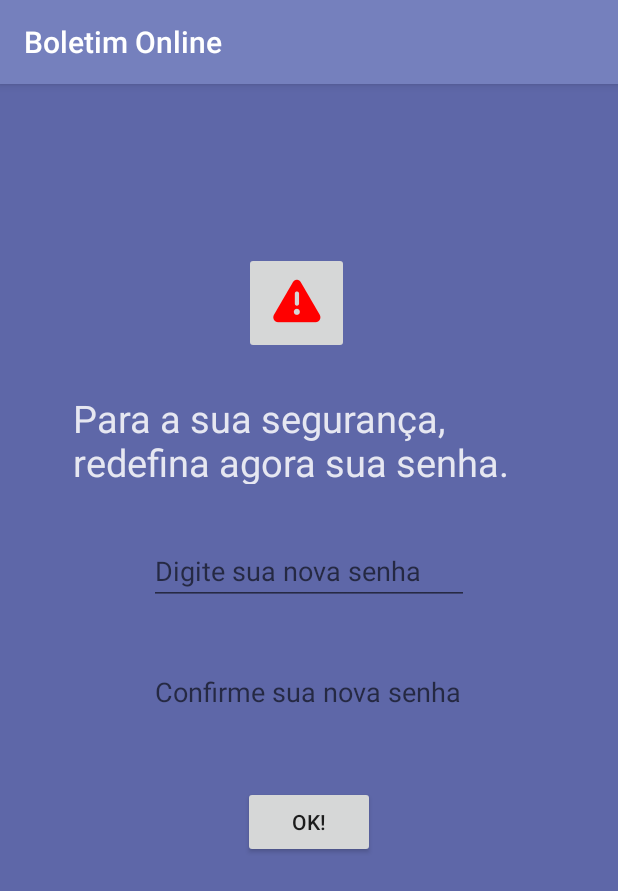
After one commit to Thalitoviskis/RepositorioRemotoBO, an Android app: the RedefinirSenhaTempActivity screen opened directly, with no data from a screen before it, on a phone screen of 412 x 824 dp. The commit adds this screen. Shown: the top 891 px of the screen. Run offline under Robolectric (Android 15) with nearby library versions, the phone set to English and light mode, and no system bars.

Commit message:
Adicionando Activity de redefinição de senha temporária

```diff
--- a/AndroidBoletimOnline/app/src/main/AndroidManifest.xml
+++ b/AndroidBoletimOnline/app/src/main/AndroidManifest.xml
@@ -9,21 +9,24 @@
         android:roundIcon="@mipmap/ic_launcher_round"
         android:supportsRtl="true"
         android:theme="@style/AppTheme">
+
+        <activity android:name=".RedefinirSenhaTempActivity">
+
+        </activity>
         <activity
             android:name=".ProfessorActivity"
             android:label="@string/title_activity_professor"
-            android:theme="@style/AppTheme.NoActionBar"></activity>
+            android:theme="@style/AppTheme.NoActionBar" />
         <activity
             android:name=".AlunoActivity"
             android:label="@string/title_activity_tela_principal"
             android:theme="@style/AppTheme.NoActionBar" />
-
-        <activity android:name=".MainActivity"
-            android:theme="@style/Theme.AppCompat.NoActionBar"/>
-
-        <activity android:name=".TelaRedefinirSenha"
-            android:theme="@style/Theme.AppCompat.NoActionBar"/>
-
+        <activity
+            android:name=".MainActivity"
+            android:theme="@style/Theme.AppCompat.NoActionBar" />
+        <activity
+            android:name=".TelaRedefinirSenha"
+            android:theme="@style/Theme.AppCompat.NoActionBar" />
         <activity android:name=".Splash">
             <intent-filter>
                 <action android:name="android.intent.action.MAIN" />
--- a/AndroidBoletimOnline/app/src/main/java/com/example/AndroidBoletimOnline/MainActivity.java
+++ b/AndroidBoletimOnline/app/src/main/java/com/example/AndroidBoletimOnline/MainActivity.java
@@ -3,7 +3,9 @@ package com.example.AndroidBoletimOnline;
 import androidx.annotation.RequiresApi;
 import androidx.appcompat.app.AppCompatActivity;
 
+import android.content.Context;
 import android.content.Intent;
+import android.content.SharedPreferences;
 import android.content.pm.ActivityInfo;
 import android.os.Build;
 import android.os.Bundle;
@@ -17,6 +19,8 @@ import android.widget.TextView;
 import com.example.AndroidBoletimOnline.databinding.ActivityMainBinding;
 
 public class MainActivity extends AppCompatActivity {
+
+
 
     EditText User, Pwd;
     Button btnLogin;
@@ -67,7 +71,7 @@ public class MainActivity extends AppCompatActivity {
                         startActivity(intent);
 
                     } else if (binding.rbProfessor.isChecked()) {
-                         Intent intent = new Intent(getApplicationContext(), ProfessorActivity.class);
+                        Intent intent = new Intent(getApplicationContext(),RedefinirSenhaTempActivity.class);
                         startActivity(intent);
                     }
                 }
@@ -83,16 +87,16 @@ public class MainActivity extends AppCompatActivity {
             btnRedefinirSenha.setOnClickListener(new View.OnClickListener() {
                 @Override
                 public void onClick(View v) {
-                Intent intent = new Intent(getApplicationContext(),TelaRedefinirSenha.class);
-                startActivity( intent );
+                    Intent intent = new Intent(getApplicationContext(), TelaRedefinirSenha.class);
+                    startActivity(intent);
                 }
             });
 
+
         }
         @Override
-    protected void onDestroy() {
+        protected void onDestroy () {
             super.onDestroy();
             binding = null;
         }
-
     }
--- /dev/null
+++ b/AndroidBoletimOnline/app/src/main/java/com/example/AndroidBoletimOnline/RedefinirSenhaTempActivity.java
@@ -0,0 +1,69 @@
+package com.example.AndroidBoletimOnline;
+
+import androidx.appcompat.app.AppCompatActivity;
+
+import android.content.Context;
+import android.content.Intent;
+import android.content.SharedPreferences;
+import android.os.Bundle;
+import android.view.View;
+import android.widget.Button;
+import android.widget.EditText;
+import android.widget.TextView;
+
+public class RedefinirSenhaTempActivity extends AppCompatActivity {
+
+   /* SharedPreferences sharedpreferences;
+    boolean splashScreen;
+
+    */
+
+    TextView tvTextoRS;
+    EditText edtConfirSenhaTemp, edtSenhaTemp;
+    Button btnOk;
+
+    @Override
+    protected void onCreate(Bundle savedInstanceState) {
+        super.onCreate(savedInstanceState);
+        setContentView(R.layout.activity_redefinir_senha_temp);
+
+        tvTextoRS = findViewById(R.id.tvTextoRS);
+        edtSenhaTemp = findViewById(R.id.edtSenhaTemp);
+        edtConfirSenhaTemp = findViewById(R.id.edtConfirSenhaTmp);
+        btnOk = findViewById(R.id.btnOk);
+
+        /*sharedpreferences = getSharedPreferences("MyPrefs", Context.MODE_PRIVATE);
+        splashScreen = sharedpreferences.getBoolean("splashScreen", false);
+        if (splashScreen == true) {
+            Intent mainIntent = new Intent(getApplicationContext(), ProfessorActivity.class);
+            startActivity(mainIntent);
+        } else {
+            setContentView(R.layout.activity_redefinir_senha_temp);
+        }
+
+         */
+
+        btnOk.setOnClickListener(new View.OnClickListener() {
+            @Override
+            public void onClick(View view) {
+
+                String senhaT = edtSenhaTemp.getText().toString();
+                String confirS = edtConfirSenhaTemp.getText().toString();
+
+                if (senhaT.isEmpty() || confirS.isEmpty()) {//Verificar se estão vazios
+                    UsarMetodos.alert("Não deixe em branco.",
+                            getApplicationContext());
+                    edtSenhaTemp.setText("");
+                    edtConfirSenhaTemp.setText("");
+                    edtSenhaTemp.requestFocus();
+
+                } else {
+                    Intent intent = new Intent(getApplicationContext(), ProfessorActivity.class);
+                    startActivity(intent);
+                }
+            }
+
+
+        });
+    }
+}
--- /dev/null
+++ b/AndroidBoletimOnline/app/src/main/res/layout/activity_redefinir_senha_temp.xml
@@ -0,0 +1,78 @@
+<?xml version="1.0" encoding="utf-8"?>
+<androidx.constraintlayout.widget.ConstraintLayout xmlns:android="http://schemas.android.com/apk/res/android"
+    xmlns:app="http://schemas.android.com/apk/res-auto"
+    xmlns:tools="http://schemas.android.com/tools"
+    android:layout_width="match_parent"
+    android:layout_height="match_parent"
+    android:background="@color/corLogo"
+    tools:context=".RedefinirSenhaTempActivity">
+
+    <TextView
+        android:id="@+id/tvTextoRS"
+        android:layout_width="314dp"
+        android:layout_height="61dp"
+        android:layout_marginStart="48dp"
+        android:layout_marginTop="25dp"
+        android:layout_marginEnd="49dp"
+        android:text="Para a sua segurança, redefina agora sua senha."
+        android:textColor="#D7FFFFFF"
+        android:textSize="25sp"
+        app:layout_constraintEnd_toEndOf="parent"
+        app:layout_constraintStart_toStartOf="parent"
+        app:layout_constraintTop_toBottomOf="@+id/imgbAlerta"></TextView>
+
+    <EditText
+        android:id="@+id/edtConfirSenhaTmp"
+        android:layout_width="wrap_content"
+        android:layout_height="wrap_content"
+        android:layout_marginStart="90dp"
+        android:layout_marginTop="35dp"
+        android:layout_marginEnd="90dp"
+        android:ems="10"
+        android:hint="Confirme sua nova senha"
+        android:inputType="textPassword"
+        app:layout_constraintEnd_toEndOf="parent"
+        app:layout_constraintStart_toStartOf="parent"
+        app:layout_constraintTop_toBottomOf="@+id/edtSenhaTemp" />
+
+    <Button
+        android:id="@+id/btnOk"
+        android:layout_width="wrap_content"
+        android:layout_height="0dp"
+        android:layout_marginStart="162dp"
+        android:layout_marginTop="40dp"
+        android:layout_marginEnd="162dp"
+        android:text="Ok!"
+        app:layout_constraintEnd_toEndOf="parent"
+        app:layout_constraintStart_toStartOf="parent"
+        app:layout_constraintTop_toBottomOf="@+id/edtConfirSenhaTmp" />
+
+    <EditText
+        android:id="@+id/edtSenhaTemp"
+        android:layout_width="wrap_content"
+        android:layout_height="wrap_content"
+        android:layout_marginStart="90dp"
+        android:layout_marginTop="35dp"
+        android:layout_marginEnd="90dp"
+        android:ems="10"
+        android:hint="Digite sua nova senha"
+        android:inputType="textPassword"
+        app:layout_constraintEnd_toEndOf="parent"
+        app:layout_constraintStart_toStartOf="parent"
+        app:layout_constraintTop_toBottomOf="@+id/tvTextoRS" />
+
+    <ImageButton
+        android:id="@+id/imgbAlerta"
+        android:layout_width="70dp"
+        android:layout_height="68dp"
+        android:layout_marginStart="90dp"
+        android:layout_marginTop="112dp"
+        android:layout_marginEnd="90dp"
+        android:tint="#ff0000"
+        app:layout_constraintEnd_toEndOf="parent"
+        app:layout_constraintHorizontal_bias="0.447"
+        app:layout_constraintStart_toStartOf="parent"
+        app:layout_constraintTop_toTopOf="parent"
+        app:srcCompat="@android:drawable/ic_dialog_alert" />
+
+</androidx.constraintlayout.widget.ConstraintLayout>
--- a/AndroidBoletimOnline/app/src/main/res/values/colors.xml
+++ b/AndroidBoletimOnline/app/src/main/res/values/colors.xml
@@ -3,4 +3,5 @@
     <color name="colorPrimary">#7580BD</color>
     <color name="colorPrimaryDark">#5D5ABC</color>
     <color name="colorAccent">#5e67a8</color>
+    <color name="corLogo">#5E67A8</color>
 </resources>
```
Lines whose indentation alone changed are shown as unchanged.
